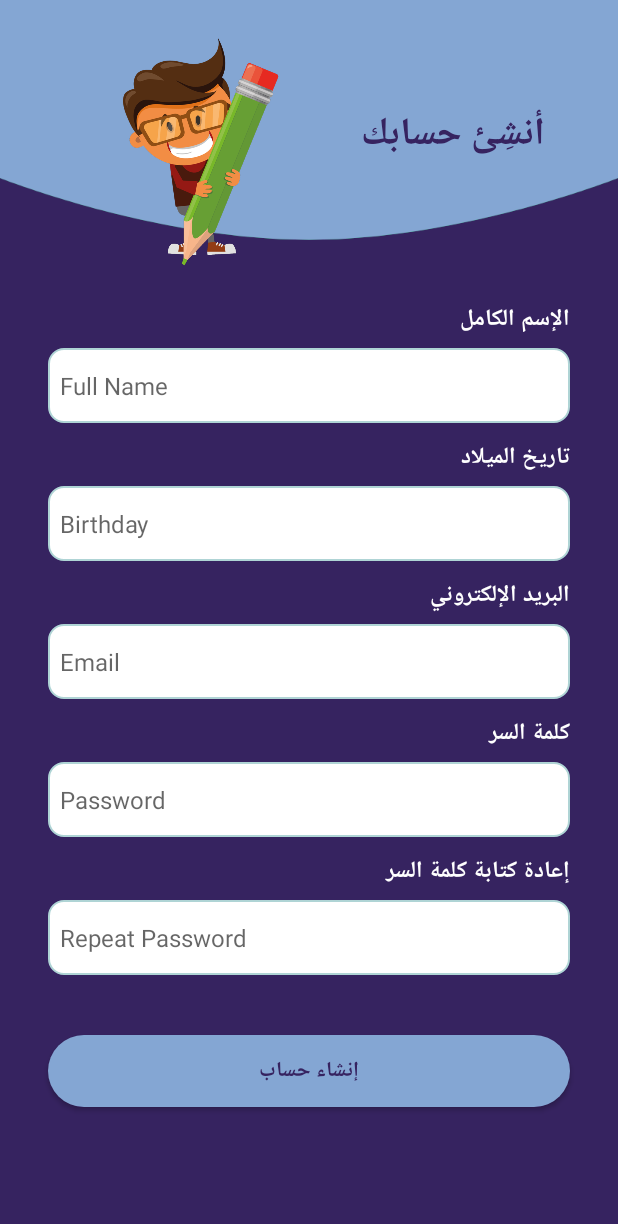
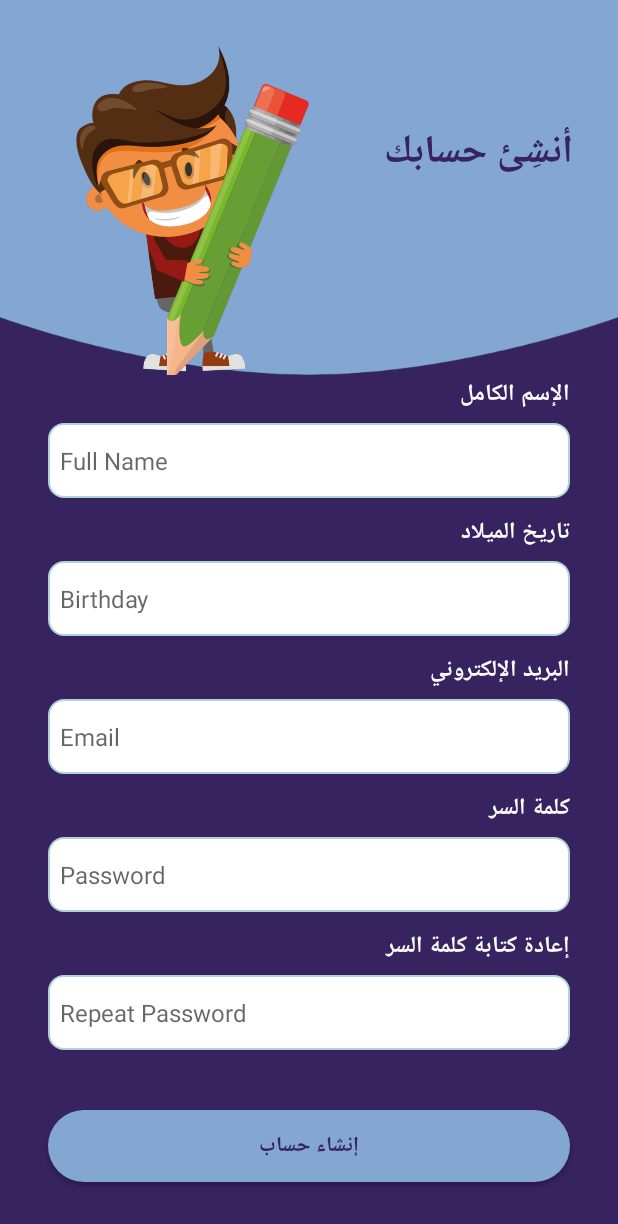
Before and after one commit to Adam-Saleem/Masroofe, an Android app: the SignupActivity screen opened directly, with no data from a screen before it, on a phone screen of 412 x 824 dp. Shown: the top 1224 px of the screen. Run offline under Robolectric (Android 15) with nearby library versions, the phone set to English and light mode, and no system bars.

Commit message:
Edit SignUp Activity

```diff
--- a/app/src/main/res/layout/login_activity.xml
+++ b/app/src/main/res/layout/login_activity.xml
@@ -18,7 +18,7 @@
         <ImageView
             android:layout_width="255dp"
             android:layout_height="251dp"
-            android:layout_marginTop="70dp"
+            android:layout_marginTop="60dp"
             app:layout_constraintTop_toTopOf="parent"
             app:srcCompat="@drawable/money" />
 
--- a/app/src/main/res/layout/signup_activity.xml
+++ b/app/src/main/res/layout/signup_activity.xml
@@ -1,63 +1,38 @@
 <?xml version="1.0" encoding="utf-8"?>
 
-<androidx.constraintlayout.widget.ConstraintLayout xmlns:android="http://schemas.android.com/apk/res/android"
+<LinearLayout xmlns:android="http://schemas.android.com/apk/res/android"
     xmlns:app="http://schemas.android.com/apk/res-auto"
     xmlns:tools="http://schemas.android.com/tools"
     android:layout_width="match_parent"
     android:layout_height="match_parent"
     android:background="@color/jacarta"
+    android:orientation="vertical"
     tools:context=".LoginActivity">
 
-    <ImageView
-        android:id="@+id/top_background_signup"
+    <androidx.constraintlayout.widget.ConstraintLayout
         android:layout_width="match_parent"
-        android:layout_height="350dp"
-        android:layout_marginBottom="624dp"
-        app:layout_constraintBottom_toBottomOf="parent"
-        app:layout_constraintEnd_toEndOf="parent"
-        app:layout_constraintHorizontal_bias="0.0"
-        app:layout_constraintStart_toStartOf="parent"
-        app:srcCompat="@drawable/top_background" />
+        android:layout_height="250dp"
+        android:background="@drawable/top_background"
+        tools:ignore="MissingConstraints">
 
         <ImageView
-        android:id="@+id/imageView5"
-        android:layout_width="137dp"
-        android:layout_height="168dp"
-        app:layout_constraintBottom_toBottomOf="@+id/top_background_signup"
-        app:layout_constraintEnd_toStartOf="@+id/textView13"
-        app:layout_constraintHorizontal_bias="0.628"
-        app:layout_constraintStart_toStartOf="@+id/top_background_signup"
+            android:layout_width="255dp"
+            android:layout_height="251dp"
+            android:layout_marginTop="20dp"
             app:layout_constraintTop_toTopOf="parent"
-        app:layout_constraintVertical_bias="0.57"
             app:srcCompat="@drawable/create_account_photo" />
 
         <TextView
-        android:id="@+id/textView13"
-        android:layout_width="wrap_content"
+            android:layout_width="match_parent"
             android:layout_height="wrap_content"
-        android:layout_marginTop="47dp"
+            android:paddingTop="80dp"
+            android:paddingEnd="30dp"
             android:text="@string/createAccount"
             android:textColor="@color/jacarta"
-        android:textSize="25sp"
-        android:textStyle="bold"
-        app:layout_constraintBottom_toBottomOf="parent"
-        app:layout_constraintEnd_toEndOf="parent"
-        app:layout_constraintHorizontal_bias="0.831"
-        app:layout_constraintStart_toStartOf="parent"
-        app:layout_constraintTop_toTopOf="parent"
-        app:layout_constraintVertical_bias="0.029" />
+            android:textSize="26sp"
+            android:textStyle="bold" />
 
-    <LinearLayout
-        android:id="@+id/linearLayout"
-        android:layout_width="match_parent"
-        android:layout_height="0dp"
-        android:orientation="vertical"
-        app:layout_constraintBottom_toBottomOf="parent"
-        app:layout_constraintEnd_toEndOf="parent"
-        app:layout_constraintHorizontal_bias="0.0"
-        app:layout_constraintStart_toStartOf="parent"
-        app:layout_constraintTop_toBottomOf="@+id/top_background_signup"
-        app:layout_constraintVertical_bias="0.0">
+    </androidx.constraintlayout.widget.ConstraintLayout>
 
     <TextView
         android:layout_width="match_parent"
@@ -206,5 +181,3 @@
 
 
 </LinearLayout>
-
-</androidx.constraintlayout.widget.ConstraintLayout>
```
Lines whose indentation alone changed are shown as unchanged.
